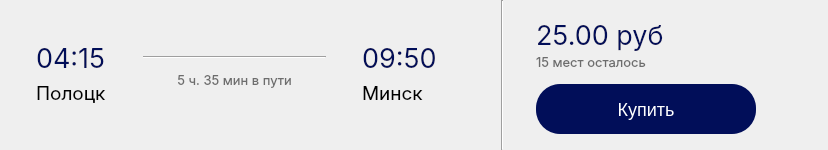
Old version of the form desktop-app/ui/route_widget.ui in the repository lamerous/AIST.
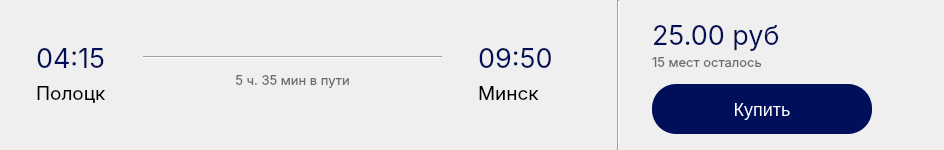
New version of the form. Icons and pictures are not drawn.

The edit to the form file:
```diff
--- a/desktop-app/ui/route_widget.ui
+++ b/desktop-app/ui/route_widget.ui
@@ -6,7 +6,7 @@
    <rect>
     <x>0</x>
     <y>0</y>
-    <width>828</width>
+    <width>944</width>
     <height>150</height>
    </rect>
   </property>
```
Left out of the diff: 7 changed lines with no effect on the pictures.
